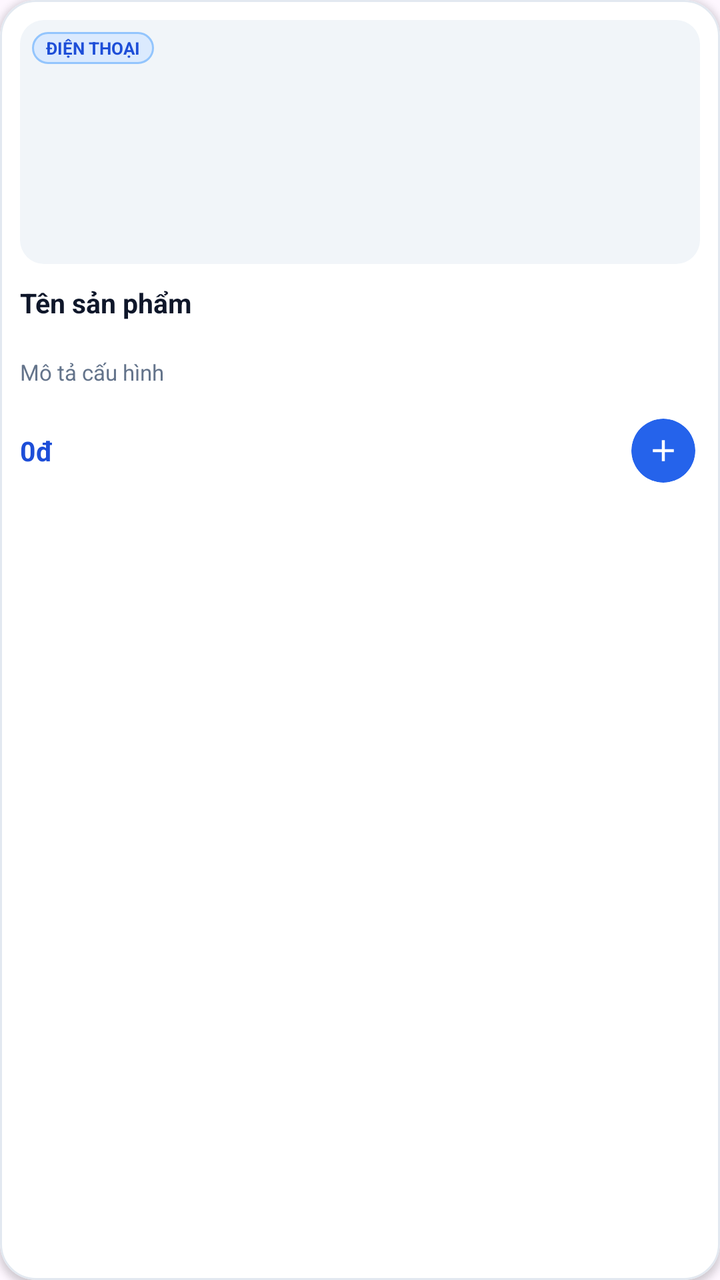
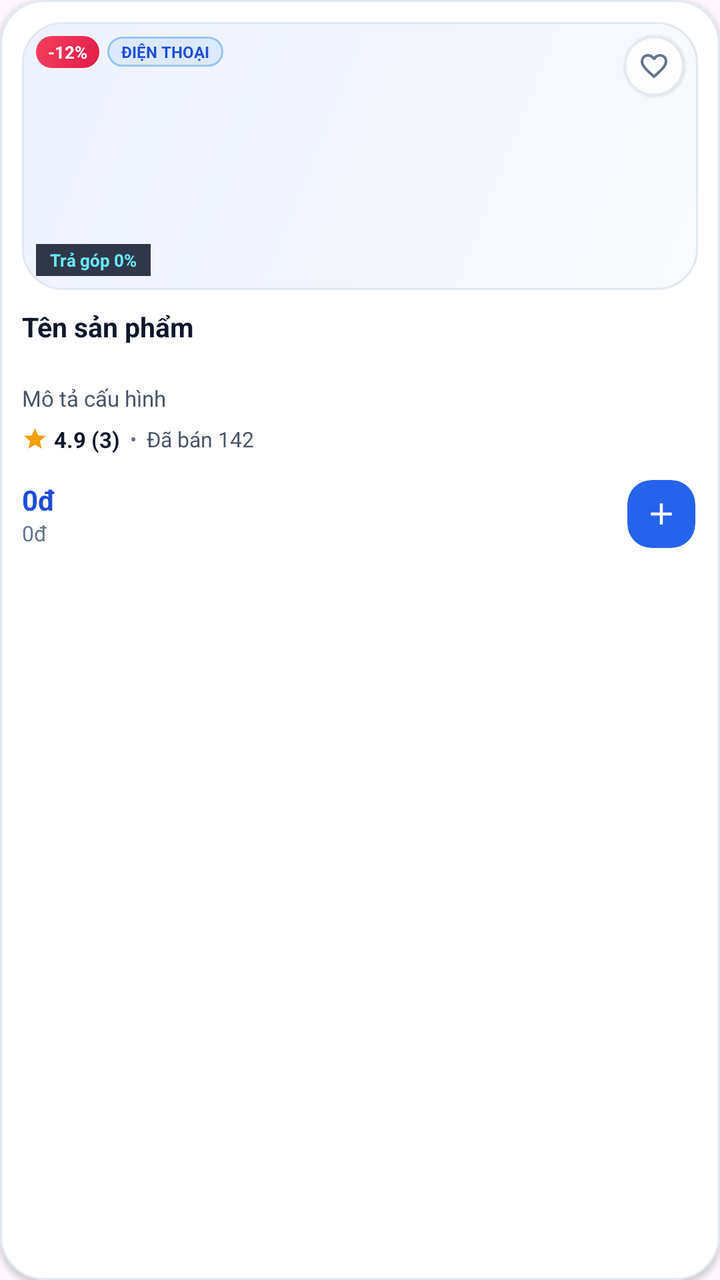

The first picture is an Android layout as it rendered before a commit; the second is the same layout after the commit. The layout source and the unified diff follow.
<!-- AndroidManifest.xml: application theme Theme.MyApplication -->
<!-- res/layout/item_product.xml -->
<?xml version="1.0" encoding="utf-8"?>
<com.google.android.material.card.MaterialCardView xmlns:android="http://schemas.android.com/apk/res/android"
    xmlns:app="http://schemas.android.com/apk/res-auto"
    xmlns:tools="http://schemas.android.com/tools"
    android:layout_width="match_parent"
    android:layout_height="wrap_content"
    android:layout_margin="5dp"
    android:clickable="true"
    android:focusable="true"
    android:foreground="?attr/selectableItemBackground"
    app:cardBackgroundColor="@color/surface"
    app:cardCornerRadius="18dp"
    app:cardElevation="2dp"
    app:strokeColor="@color/border"
    app:strokeWidth="1dp"
    tools:ignore="HardcodedText,TextContrastCheck,TouchTargetSizeCheck">

    <LinearLayout
        android:layout_width="match_parent"
        android:layout_height="wrap_content"
        android:orientation="vertical"
        android:padding="10dp">

        
        <FrameLayout
            android:layout_width="match_parent"
            android:layout_height="122dp">

            <com.google.android.material.imageview.ShapeableImageView
                android:id="@+id/imgProduct"
                android:layout_width="match_parent"
                android:layout_height="match_parent"
                android:background="@color/surface_subtle"
                android:contentDescription="Ảnh sản phẩm"
                android:scaleType="centerCrop"
                app:shapeAppearanceOverlay="@style/ShapeAppearance.App.RoundedImage" />

            <TextView
                android:id="@+id/tvProductCategory"
                android:layout_width="wrap_content"
                android:layout_height="wrap_content"
                android:layout_gravity="top|start"
                android:layout_margin="6dp"
                android:background="@drawable/bg_badge_primary"
                android:ellipsize="end"
                android:maxLines="1"
                android:paddingStart="7dp"
                android:paddingTop="2dp"
                android:paddingEnd="7dp"
                android:paddingBottom="2dp"
                android:text="ĐIỆN THOẠI"
                android:textAllCaps="true"
                android:textColor="@color/primary_dark"
                android:textSize="8.5sp"
                android:textStyle="bold" />

            <TextView
                android:id="@+id/tvItemOutOfStockBadge"
                android:layout_width="wrap_content"
                android:layout_height="wrap_content"
                android:layout_gravity="bottom|end"
                android:layout_margin="6dp"
                android:background="@drawable/bg_badge_danger"
                android:paddingStart="7dp"
                android:paddingTop="2dp"
                android:paddingEnd="7dp"
                android:paddingBottom="2dp"
                android:text="Hết hàng"
                android:textColor="@color/danger"
                android:textSize="9sp"
                android:textStyle="bold"
                android:visibility="gone" />
        </FrameLayout>

        
        <TextView
            android:id="@+id/tvProductName"
            android:layout_width="match_parent"
            android:layout_height="wrap_content"
            android:layout_marginTop="10dp"
            android:ellipsize="end"
            android:maxLines="2"
            android:minLines="2"
            android:text="Tên sản phẩm"
            android:textColor="@color/ink"
            android:textSize="13.5sp"
            android:textStyle="bold" />

        <TextView
            android:id="@+id/tvProductDesc"
            android:layout_width="match_parent"
            android:layout_height="wrap_content"
            android:layout_marginTop="2dp"
            android:ellipsize="end"
            android:maxLines="1"
            android:text="Mô tả cấu hình"
            android:textColor="@color/text_secondary"
            android:textSize="11sp" />

        
        <LinearLayout
            android:layout_width="match_parent"
            android:layout_height="wrap_content"
            android:layout_marginTop="8dp"
            android:gravity="center_vertical"
            android:orientation="horizontal">

            <TextView
                android:id="@+id/tvProductPrice"
                android:layout_width="0dp"
                android:layout_height="wrap_content"
                android:layout_weight="1"
                android:ellipsize="end"
                android:maxLines="1"
                android:text="0đ"
                android:textColor="@color/primary_dark"
                android:textSize="13.5sp"
                android:textStyle="bold" />

            <FrameLayout
                android:id="@+id/btnQuickAddCart"
                android:layout_width="48dp"
                android:layout_height="48dp"
                android:layout_marginEnd="-6dp"
                android:clickable="true"
                android:contentDescription="Thêm nhanh vào giỏ"
                android:focusable="true">

                <com.google.android.material.card.MaterialCardView
                    android:id="@+id/cardQuickAddBg"
                    android:layout_width="32dp"
                    android:layout_height="32dp"
                    android:layout_gravity="center"
                    app:cardBackgroundColor="@color/primary"
                    app:cardCornerRadius="16dp"
                    app:cardElevation="0dp"
                    app:strokeWidth="0dp">

                    <ImageView
                        android:layout_width="18dp"
                        android:layout_height="18dp"
                        android:layout_gravity="center"
                        android:contentDescription="Thêm"
                        android:src="@drawable/ic_add_24" />
                </com.google.android.material.card.MaterialCardView>
            </FrameLayout>
        </LinearLayout>

    </LinearLayout>
</com.google.android.material.card.MaterialCardView>
<!-- resources referenced by this layout -->
<resources>
  <color name="danger">#DC2626</color>
  <color name="surface_subtle">#F1F5F9</color>
  <color name="text_secondary">#64748B</color>
  <!-- drawable bg_badge_danger (drawable) -->
  <?xml version="1.0" encoding="utf-8"?>
  <shape xmlns:android="http://schemas.android.com/apk/res/android" android:shape="rectangle">
      <solid android:color="#FEE2E2" />
      <corners android:radius="6dp" />
  </shape>
  <!-- drawable bg_badge_primary (drawable) -->
  <?xml version="1.0" encoding="utf-8"?>
  <shape xmlns:android="http://schemas.android.com/apk/res/android" android:shape="rectangle">
      <solid android:color="#DBEAFE" />
      <stroke
          android:width="1dp"
          android:color="#93C5FD" />
      <corners android:radius="10dp" />
  </shape>
  <style name="ShapeAppearance.App.RoundedImage" parent="">
          <item name="cornerFamily">rounded</item>
          <item name="cornerSize">12dp</item>
      </style>
  <style name="Base.Theme.MyApplication" parent="Theme.Material3.Light.NoActionBar">
          <item name="colorPrimary">@color/primary</item>
          <item name="colorOnPrimary">@color/white</item>
          <item name="colorPrimaryContainer">@color/primary_soft</item>
          <item name="colorOnPrimaryContainer">@color/primary_dark</item>
          <item name="colorSecondaryContainer">@color/primary_soft</item>
          <item name="colorOnSecondaryContainer">@color/primary_dark</item>
          <item name="colorSurface">@color/surface</item>
          <item name="colorOnSurface">@color/ink</item>
          <item name="colorSurfaceVariant">@color/surface_subtle</item>
          <item name="colorOnSurfaceVariant">@color/text_secondary</item>
          <item name="colorOutline">@color/border_strong</item>
          <item name="elevationOverlayEnabled">false</item>
          <item name="android:fontFamily">sans-serif</item>
          <item name="android:windowLightStatusBar">true</item>
          <item name="android:statusBarColor">@color/screen_background</item>
          <item name="android:navigationBarColor">@color/screen_background</item>
          <item name="android:windowLightNavigationBar" tools:targetApi="27">true</item>
          <item name="android:windowActionModeOverlay">true</item>
      </style>
  <color name="screen_background">#F4F5F9</color>
  <!-- unchanged entries left out for length: 10 -->
</resources>

<!-- the commit's change to res/layout/item_product.xml (unified diff, before → after) -->
@@ -9,7 +9,7 @@
     android:focusable="true"
     android:foreground="?attr/selectableItemBackground"
     app:cardBackgroundColor="@color/surface"
-    app:cardCornerRadius="18dp"
+    app:cardCornerRadius="22dp"
     app:cardElevation="2dp"
     app:strokeColor="@color/border"
     app:strokeWidth="1dp"
@@ -19,38 +19,103 @@
         android:layout_width="match_parent"
         android:layout_height="wrap_content"
         android:orientation="vertical"
-        android:padding="10dp">
+        android:padding="11dp">
 
         
         <FrameLayout
             android:layout_width="match_parent"
-            android:layout_height="122dp">
+            android:layout_height="134dp"
+            android:background="@drawable/bg_product_hero_frame">
 
             <com.google.android.material.imageview.ShapeableImageView
                 android:id="@+id/imgProduct"
                 android:layout_width="match_parent"
                 android:layout_height="match_parent"
-                android:background="@color/surface_subtle"
                 android:contentDescription="Ảnh sản phẩm"
                 android:scaleType="centerCrop"
                 app:shapeAppearanceOverlay="@style/ShapeAppearance.App.RoundedImage" />
 
-            <TextView
-                android:id="@+id/tvProductCategory"
+            
+            <LinearLayout
                 android:layout_width="wrap_content"
                 android:layout_height="wrap_content"
                 android:layout_gravity="top|start"
-                android:layout_margin="6dp"
-                android:background="@drawable/bg_badge_primary"
-                android:ellipsize="end"
-                android:maxLines="1"
+                android:layout_margin="7dp"
+                android:gravity="center_vertical"
+                android:orientation="horizontal">
+
+                <TextView
+                    android:id="@+id/tvProductDiscount"
+                    android:layout_width="wrap_content"
+                    android:layout_height="wrap_content"
+                    android:background="@drawable/bg_discount_tag"
+                    android:paddingStart="6dp"
+                    android:paddingTop="2dp"
+                    android:paddingEnd="6dp"
+                    android:paddingBottom="2dp"
+                    android:text="-12%"
+                    android:textColor="@color/white"
+                    android:textSize="8.5sp"
+                    android:textStyle="bold" />
+
+                <TextView
+                    android:id="@+id/tvProductCategory"
+                    android:layout_width="wrap_content"
+                    android:layout_height="wrap_content"
+                    android:layout_marginStart="4dp"
+                    android:background="@drawable/bg_badge_primary"
+                    android:ellipsize="end"
+                    android:maxLines="1"
+                    android:paddingStart="7dp"
+                    android:paddingTop="2dp"
+                    android:paddingEnd="7dp"
+                    android:paddingBottom="2dp"
+                    android:text="ĐIỆN THOẠI"
+                    android:textAllCaps="true"
+                    android:textColor="@color/primary_dark"
+                    android:textSize="8sp"
+                    android:textStyle="bold" />
+            </LinearLayout>
+
+            
+            <com.google.android.material.card.MaterialCardView
+                android:id="@+id/btnItemWishlist"
+                android:layout_width="30dp"
+                android:layout_height="30dp"
+                android:layout_gravity="top|end"
+                android:layout_margin="7dp"
+                android:clickable="true"
+                android:focusable="true"
+                android:foreground="?attr/selectableItemBackground"
+                app:cardBackgroundColor="#E6FFFFFF"
+                app:cardCornerRadius="15dp"
+                app:cardElevation="1dp"
+                app:strokeColor="@color/border"
+                app:strokeWidth="1dp">
+
+                <ImageView
+                    android:id="@+id/imgItemWishlist"
+                    android:layout_width="16dp"
+                    android:layout_height="16dp"
+                    android:layout_gravity="center"
+                    android:contentDescription="Yêu thích"
+                    android:src="@drawable/ic_heart_outline_24" />
+            </com.google.android.material.card.MaterialCardView>
+
+            
+            <TextView
+                android:id="@+id/tvItemPromoTag"
+                android:layout_width="wrap_content"
+                android:layout_height="wrap_content"
+                android:layout_gravity="bottom|start"
+                android:layout_margin="7dp"
+                android:background="#D90F172A"
                 android:paddingStart="7dp"
                 android:paddingTop="2dp"
                 android:paddingEnd="7dp"
                 android:paddingBottom="2dp"
-                android:text="ĐIỆN THOẠI"
-                android:textAllCaps="true"
-                android:textColor="@color/primary_dark"
+                android:text="Trả góp 0%"
+                android:textColor="#67E8F9"
                 android:textSize="8.5sp"
                 android:textStyle="bold" />
 
@@ -59,12 +124,12 @@
                 android:layout_width="wrap_content"
                 android:layout_height="wrap_content"
                 android:layout_gravity="bottom|end"
-                android:layout_margin="6dp"
+                android:layout_margin="7dp"
                 android:background="@drawable/bg_badge_danger"
-                android:paddingStart="7dp"
-                android:paddingTop="2dp"
-                android:paddingEnd="7dp"
-                android:paddingBottom="2dp"
+                android:paddingStart="8dp"
+                android:paddingTop="2.5dp"
+                android:paddingEnd="8dp"
+                android:paddingBottom="2.5dp"
                 android:text="Hết hàng"
                 android:textColor="@color/danger"
                 android:textSize="9sp"
@@ -77,8 +142,9 @@
             android:id="@+id/tvProductName"
             android:layout_width="match_parent"
             android:layout_height="wrap_content"
-            android:layout_marginTop="10dp"
+            android:layout_marginTop="9dp"
             android:ellipsize="end"
+            android:lineSpacingExtra="1dp"
             android:maxLines="2"
             android:minLines="2"
             android:text="Tên sản phẩm"
@@ -101,21 +167,82 @@
         <LinearLayout
             android:layout_width="match_parent"
             android:layout_height="wrap_content"
-            android:layout_marginTop="8dp"
+            android:layout_marginTop="6dp"
             android:gravity="center_vertical"
             android:orientation="horizontal">
 
-            <TextView
-                android:id="@+id/tvProductPrice"
+            <ImageView
+                android:layout_width="13dp"
+                android:layout_height="13dp"
+                android:importantForAccessibility="no"
+                android:src="@drawable/ic_star_filled_24" />
+
+            <TextView
+                android:id="@+id/tvProductRating"
+                android:layout_width="wrap_content"
+                android:layout_height="wrap_content"
+                android:layout_marginStart="3dp"
+                android:text="4.9 (3)"
+                android:textColor="@color/ink"
+                android:textSize="11sp"
+                android:textStyle="bold" />
+
+            <TextView
+                android:layout_width="wrap_content"
+                android:layout_height="wrap_content"
+                android:layout_marginStart="5dp"
+                android:layout_marginEnd="5dp"
+                android:text="•"
+                android:textColor="@color/text_tertiary"
+                android:textSize="10sp" />
+
+            <TextView
+                android:id="@+id/tvProductSold"
                 android:layout_width="0dp"
                 android:layout_height="wrap_content"
                 android:layout_weight="1"
                 android:ellipsize="end"
                 android:maxLines="1"
-                android:text="0đ"
-                android:textColor="@color/primary_dark"
-                android:textSize="13.5sp"
-                android:textStyle="bold" />
+                android:text="Đã bán 142"
+                android:textColor="@color/text_secondary"
+                android:textSize="10.5sp" />
+        </LinearLayout>
+
+        
+        <LinearLayout
+            android:layout_width="match_parent"
+            android:layout_height="wrap_content"
+            android:layout_marginTop="6dp"
+            android:gravity="center_vertical"
+            android:orientation="horizontal">
+
+            <LinearLayout
+                android:layout_width="0dp"
+                android:layout_height="wrap_content"
+                android:layout_weight="1"
+                android:orientation="vertical">
+
+                <TextView
+                    android:id="@+id/tvProductPrice"
+                    android:layout_width="wrap_content"
+                    android:layout_height="wrap_content"
+                    android:ellipsize="end"
+                    android:maxLines="1"
+                    android:text="0đ"
+                    android:textColor="@color/primary_dark"
+                    android:textSize="14sp"
+                    android:textStyle="bold" />
+
+                <TextView
+                    android:id="@+id/tvProductOldPrice"
+                    android:layout_width="wrap_content"
+                    android:layout_height="wrap_content"
+                    android:ellipsize="end"
+                    android:maxLines="1"
+                    android:text="0đ"
+                    android:textColor="@color/text_tertiary"
+                    android:textSize="10.5sp" />
+            </LinearLayout>
 
             <FrameLayout
                 android:id="@+id/btnQuickAddCart"
@@ -128,12 +255,12 @@
 
                 <com.google.android.material.card.MaterialCardView
                     android:id="@+id/cardQuickAddBg"
-                    android:layout_width="32dp"
-                    android:layout_height="32dp"
+                    android:layout_width="34dp"
+                    android:layout_height="34dp"
                     android:layout_gravity="center"
                     app:cardBackgroundColor="@color/primary"
-                    app:cardCornerRadius="16dp"
-                    app:cardElevation="0dp"
+                    app:cardCornerRadius="12dp"
+                    app:cardElevation="1dp"
                     app:strokeWidth="0dp">
 
                     <ImageView
<!-- resource entries referenced after the edit -->
@@ -1,13 +1,17 @@
 <!-- resources referenced by this layout -->
 <resources>
-  <color name="danger">#DC2626</color>
-  <color name="surface_subtle">#F1F5F9</color>
-  <color name="text_secondary">#64748B</color>
+  <color name="danger">#E11D48</color>
+  <color name="surface_subtle">#EEF2FA</color>
+  <color name="text_secondary">#475569</color>
+  <color name="text_tertiary">#64748B</color>
   <!-- drawable bg_badge_danger (drawable) -->
   <?xml version="1.0" encoding="utf-8"?>
   <shape xmlns:android="http://schemas.android.com/apk/res/android" android:shape="rectangle">
-      <solid android:color="#FEE2E2" />
-      <corners android:radius="6dp" />
+      <solid android:color="#FFE4E6" />
+      <stroke
+          android:width="1dp"
+          android:color="#FDA4AF" />
+      <corners android:radius="100dp" />
   </shape>
   <!-- drawable bg_badge_primary (drawable) -->
   <?xml version="1.0" encoding="utf-8"?>
@@ -16,18 +20,65 @@
       <stroke
           android:width="1dp"
           android:color="#93C5FD" />
-      <corners android:radius="10dp" />
+      <corners android:radius="100dp" />
   </shape>
+  <!-- drawable bg_discount_tag (drawable) -->
+  <?xml version="1.0" encoding="utf-8"?>
+  <shape xmlns:android="http://schemas.android.com/apk/res/android" android:shape="rectangle">
+      <gradient
+          android:angle="135"
+          android:endColor="#F43F5E"
+          android:startColor="#E11D48"
+          android:type="linear" />
+      <corners android:radius="100dp" />
+  </shape>
+  <!-- drawable bg_product_hero_frame (drawable) -->
+  <?xml version="1.0" encoding="utf-8"?>
+  <shape xmlns:android="http://schemas.android.com/apk/res/android" android:shape="rectangle">
+      <gradient
+          android:angle="135"
+          android:endColor="#EEF2FF"
+          android:startColor="#F8FAFC"
+          android:type="linear" />
+      <stroke
+          android:width="1dp"
+          android:color="@color/border" />
+      <corners android:radius="20dp" />
+  </shape>
+  <!-- drawable ic_heart_outline_24 (drawable) -->
+  <?xml version="1.0" encoding="utf-8"?>
+  <vector xmlns:android="http://schemas.android.com/apk/res/android"
+      android:width="24dp"
+      android:height="24dp"
+      android:viewportWidth="24"
+      android:viewportHeight="24">
+      <path
+          android:fillColor="#64748B"
+          android:pathData="M16.5,3C14.76,3 13.09,3.81 12,5.09C10.91,3.81 9.24,3 7.5,3C4.42,3 2,5.42 2,8.5C2,12.28 5.4,15.36 10.55,20.04L12,21.35L13.45,20.03C18.6,15.36 22,12.28 22,8.5C22,5.42 19.58,3 16.5,3ZM12.1,18.55L12,18.65L11.9,18.55C7.14,14.24 4,11.39 4,8.5C4,6.5 5.5,5 7.5,5C9.04,5 10.54,5.99 11.07,7.36H12.94C13.46,5.99 14.96,5 16.5,5C18.5,5 20,6.5 20,8.5C20,11.39 16.86,14.24 12.1,18.55Z" />
+  </vector>
+  <!-- drawable ic_star_filled_24 (drawable) -->
+  <?xml version="1.0" encoding="utf-8"?>
+  <vector xmlns:android="http://schemas.android.com/apk/res/android"
+      android:width="24dp"
+      android:height="24dp"
+      android:viewportWidth="24"
+      android:viewportHeight="24">
+      <path
+          android:fillColor="#F59E0B"
+          android:pathData="M12,17.27L18.18,21L16.54,13.97L22,9.24L14.81,8.63L12,2L9.19,8.63L2,9.24L7.46,13.97L5.82,21L12,17.27Z" />
+  </vector>
   <style name="ShapeAppearance.App.RoundedImage" parent="">
           <item name="cornerFamily">rounded</item>
-          <item name="cornerSize">12dp</item>
+          <item name="cornerSize">14dp</item>
       </style>
   <style name="Base.Theme.MyApplication" parent="Theme.Material3.Light.NoActionBar">
           <item name="colorPrimary">@color/primary</item>
           <item name="colorOnPrimary">@color/white</item>
           <item name="colorPrimaryContainer">@color/primary_soft</item>
           <item name="colorOnPrimaryContainer">@color/primary_dark</item>
-          <item name="colorSecondaryContainer">@color/primary_soft</item>
+          <item name="colorSecondary">@color/accent_indigo</item>
+          <item name="colorOnSecondary">@color/white</item>
+          <item name="colorSecondaryContainer">@color/accent_indigo_soft</item>
           <item name="colorOnSecondaryContainer">@color/primary_dark</item>
           <item name="colorSurface">@color/surface</item>
           <item name="colorOnSurface">@color/ink</item>
@@ -42,7 +93,9 @@
           <item name="android:windowLightNavigationBar" tools:targetApi="27">true</item>
           <item name="android:windowActionModeOverlay">true</item>
       </style>
-  <color name="screen_background">#F4F5F9</color>
+  <color name="accent_indigo">#4F46E5</color>
+  <color name="accent_indigo_soft">#EEF2FF</color>
+  <color name="screen_background">#F2F5FC</color>
   <!-- unchanged entries left out for length: 10 -->
 </resources>
 
